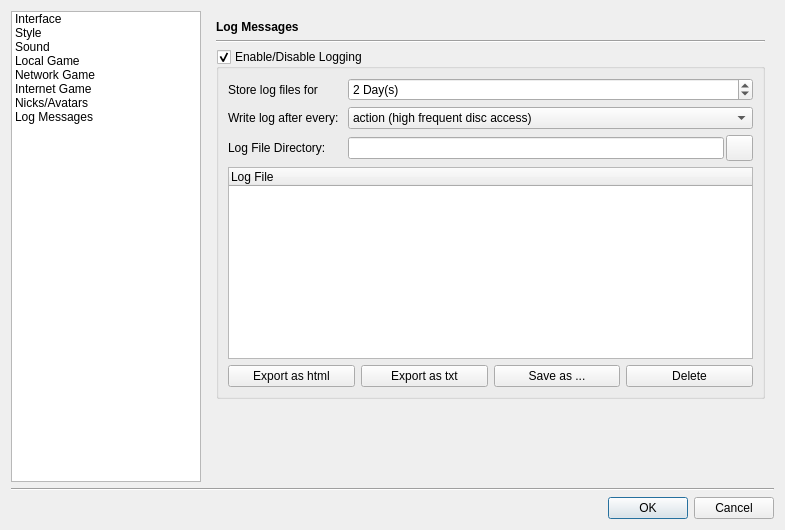
The window that src/gui/qt/settingsdialog.ui (pokerth/pokerth) describes before a commit, drawn with Qt 5.
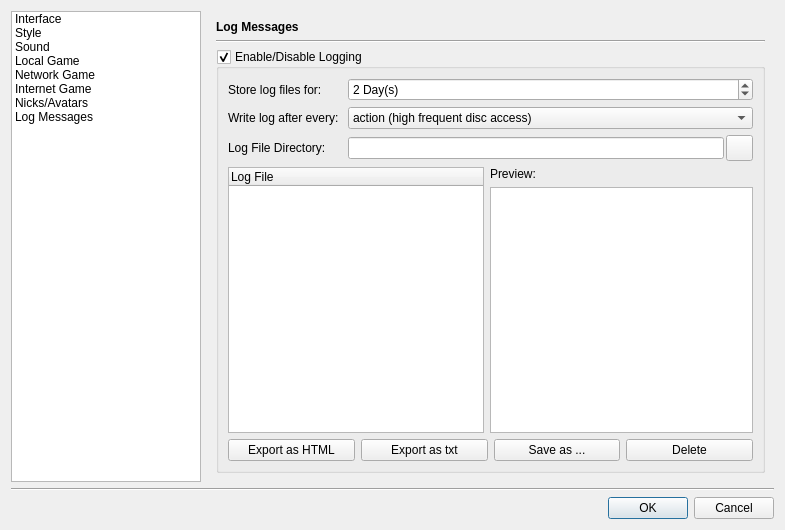
The same window after the commit. The open tabs and pages were chosen to show the change. Icons and pictures are not drawn. Custom widgets are drawn as their Qt base class.

Commit message: gui preperation for log export and live preview

Patch:
```diff
--- a/src/gui/qt/settingsdialog.ui
+++ b/src/gui/qt/settingsdialog.ui
@@ -3356,6 +3356,23 @@
          <property name="spacing">
           <number>6</number>
          </property>
+         <item row="0" column="0">
+          <widget class="QLabel" name="label_6">
+           <property name="styleSheet">
+            <string notr="true">QLabel { font-weight: bold;  }</string>
+           </property>
+           <property name="text">
+            <string>Log Messages</string>
+           </property>
+          </widget>
+         </item>
+         <item row="1" column="0">
+          <widget class="Line" name="line_2">
+           <property name="orientation">
+            <enum>Qt::Horizontal</enum>
+           </property>
+          </widget>
+         </item>
          <item row="2" column="0">
           <widget class="QGroupBox" name="groupBox_logOnOff">
            <property name="title">
@@ -3370,8 +3387,14 @@
            <layout class="QGridLayout" name="gridLayout_20">
             <item row="0" column="0">
              <widget class="QLabel" name="label_27">
+              <property name="sizePolicy">
+               <sizepolicy hsizetype="Minimum" vsizetype="Preferred">
+                <horstretch>0</horstretch>
+                <verstretch>0</verstretch>
+               </sizepolicy>
+              </property>
               <property name="text">
-               <string>Store log files for</string>
+               <string>Store log files for:</string>
               </property>
               <property name="buddy">
                <cstring>spinBox_logStoreDuration</cstring>
@@ -3380,6 +3403,12 @@
             </item>
             <item row="0" column="1">
              <widget class="QSpinBox" name="spinBox_logStoreDuration">
+              <property name="sizePolicy">
+               <sizepolicy hsizetype="Expanding" vsizetype="Fixed">
+                <horstretch>0</horstretch>
+                <verstretch>0</verstretch>
+               </sizepolicy>
+              </property>
               <property name="suffix">
                <string> Day(s)</string>
               </property>
@@ -3396,6 +3425,12 @@
             </item>
             <item row="1" column="0">
              <widget class="QLabel" name="label_39">
+              <property name="sizePolicy">
+               <sizepolicy hsizetype="Minimum" vsizetype="Preferred">
+                <horstretch>0</horstretch>
+                <verstretch>0</verstretch>
+               </sizepolicy>
+              </property>
               <property name="text">
                <string>Write log after every: </string>
               </property>
@@ -3434,6 +3469,12 @@
             </item>
             <item row="2" column="0">
              <widget class="QLabel" name="label_29">
+              <property name="sizePolicy">
+               <sizepolicy hsizetype="Minimum" vsizetype="Preferred">
+                <horstretch>0</horstretch>
+                <verstretch>0</verstretch>
+               </sizepolicy>
+              </property>
               <property name="text">
                <string>Log File Directory: </string>
               </property>
@@ -3472,12 +3513,64 @@
               </item>
              </layout>
             </item>
+            <item row="3" column="0" colspan="2">
+             <layout class="QHBoxLayout" name="horizontalLayout_10">
+              <item>
+               <widget class="QTreeWidget" name="treeWidget_logFiles">
+                <property name="sizePolicy">
+                 <sizepolicy hsizetype="Minimum" vsizetype="Minimum">
+                  <horstretch>0</horstretch>
+                  <verstretch>0</verstretch>
+                 </sizepolicy>
+                </property>
+                <property name="alternatingRowColors">
+                 <bool>true</bool>
+                </property>
+                <property name="indentation">
+                 <number>5</number>
+                </property>
+                <property name="rootIsDecorated">
+                 <bool>false</bool>
+                </property>
+                <property name="allColumnsShowFocus">
+                 <bool>true</bool>
+                </property>
+                <column>
+                 <property name="text">
+                  <string>Log File</string>
+                 </property>
+                </column>
+               </widget>
+              </item>
+              <item>
+               <layout class="QVBoxLayout" name="verticalLayout_3">
+                <item>
+                 <widget class="QLabel" name="label_37">
+                  <property name="text">
+                   <string>Preview:</string>
+                  </property>
+                 </widget>
+                </item>
+                <item>
+                 <widget class="QTextBrowser" name="textBrowser_logPreview">
+                  <property name="sizePolicy">
+                   <sizepolicy hsizetype="MinimumExpanding" vsizetype="Expanding">
+                    <horstretch>0</horstretch>
+                    <verstretch>0</verstretch>
+                   </sizepolicy>
+                  </property>
+                 </widget>
+                </item>
+               </layout>
+              </item>
+             </layout>
+            </item>
             <item row="4" column="0" colspan="2">
              <layout class="QHBoxLayout" name="horizontalLayout_9">
               <item>
                <widget class="QPushButton" name="pushButton_exportLogHtml">
                 <property name="text">
-                 <string>Export as html</string>
+                 <string>Export as HTML</string>
                 </property>
                 <property name="icon">
                  <iconset resource="resources/pokerth.qrc">
@@ -3520,60 +3613,9 @@
               </item>
              </layout>
             </item>
-            <item row="3" column="0" colspan="2">
-             <widget class="QTreeWidget" name="treeWidget_logFiles">
-              <property name="alternatingRowColors">
-               <bool>true</bool>
-              </property>
-              <property name="indentation">
-               <number>5</number>
-              </property>
-              <property name="rootIsDecorated">
-               <bool>false</bool>
-              </property>
-              <property name="allColumnsShowFocus">
-               <bool>true</bool>
-              </property>
-              <column>
-               <property name="text">
-                <string>Log File</string>
-               </property>
-              </column>
-             </widget>
-            </item>
            </layout>
           </widget>
          </item>
-         <item row="0" column="0">
-          <widget class="QLabel" name="label_6">
-           <property name="styleSheet">
-            <string notr="true">QLabel { font-weight: bold;  }</string>
-           </property>
-           <property name="text">
-            <string>Log Messages</string>
-           </property>
-          </widget>
-         </item>
-         <item row="1" column="0">
-          <widget class="Line" name="line_2">
-           <property name="orientation">
-            <enum>Qt::Horizontal</enum>
-           </property>
-          </widget>
-         </item>
-         <item row="3" column="0">
-          <spacer>
-           <property name="orientation">
-            <enum>Qt::Vertical</enum>
-           </property>
-           <property name="sizeHint" stdset="0">
-            <size>
-             <width>20</width>
-             <height>40</height>
-            </size>
-           </property>
-          </spacer>
-         </item>
         </layout>
        </widget>
       </widget>
```
The commit also changes 8 other files.
